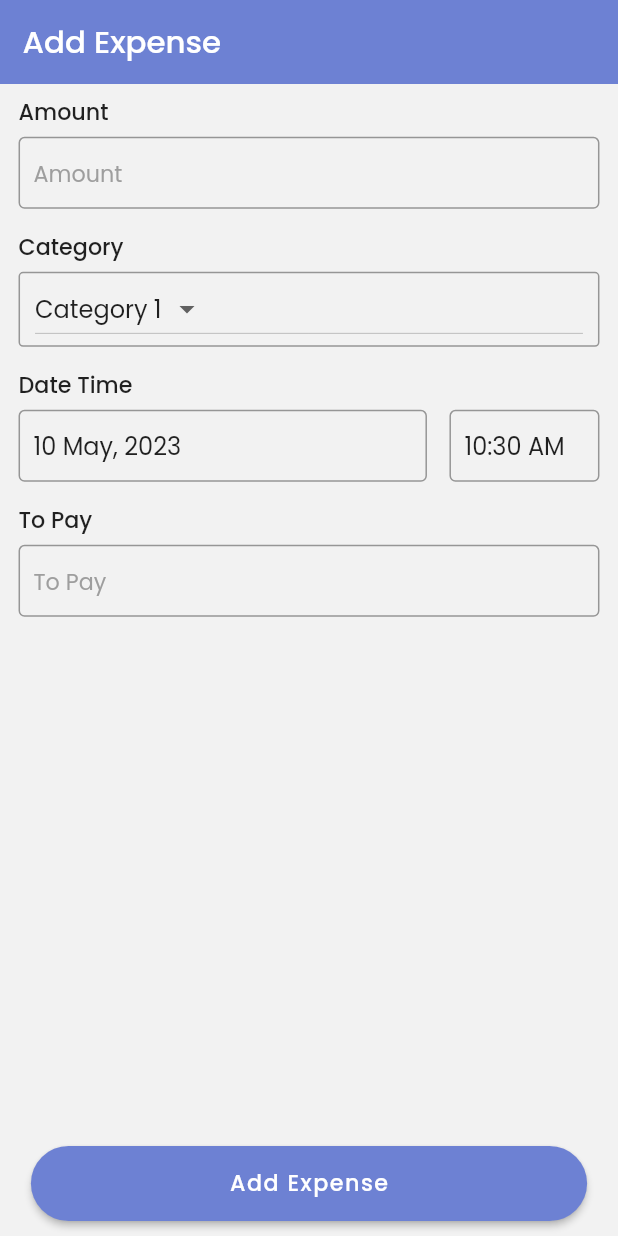
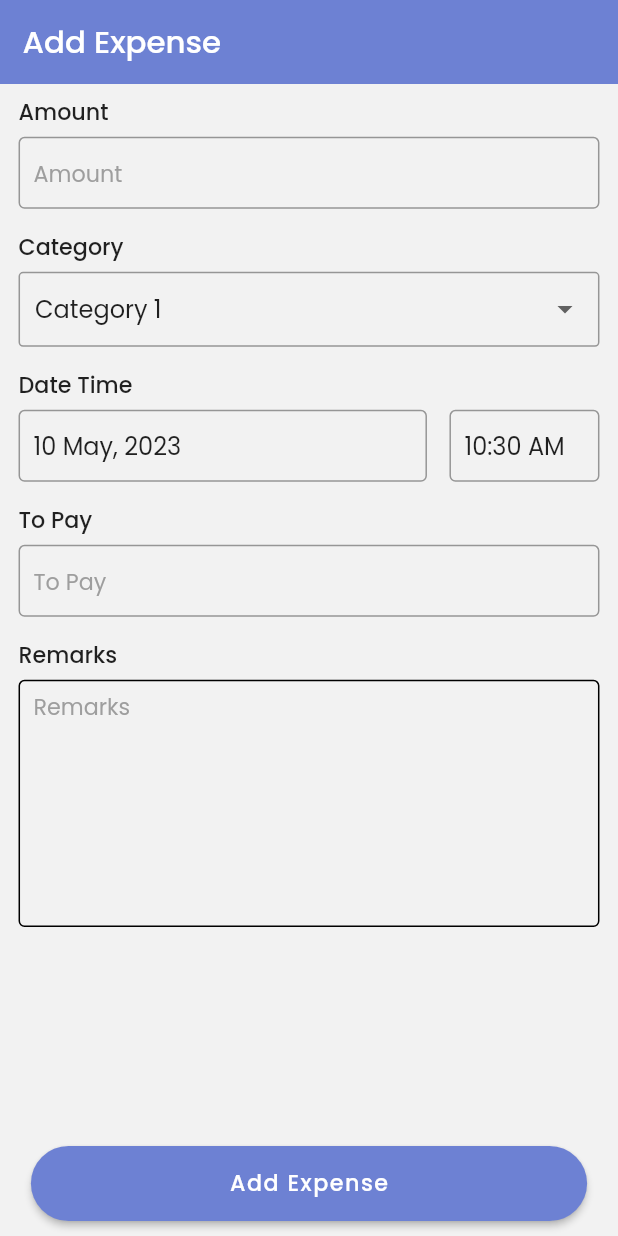
Before and after one commit to sweta-feeltech/General-Expense-App, a Flutter app: the AddExpenseScreen screen opened by its route, on a phone screen of 412 x 824 dp. Run offline on Flutter 3.47's test engine with Material 2 defaults, Android fonts, the phone set to English and light mode, and no system bars; drawn by our look-alikes of date_time_picker; our stand-ins replace accordion, cloud_firestore, flutter_svg, google_sign_in, image_picker and 3 more; missing offline and left inert: dart:ffi; accounts and stored records are empty; project files that could hold a hidden picture were left out.

Commit message:
10-05-2023 : Add Expense Screen Feild changes

```diff
--- a/lib/pages/Dashboard/add_expense_screen.dart
+++ b/lib/pages/Dashboard/add_expense_screen.dart
@@ -1,3 +1,5 @@
+import 'dart:ffi';
+
 import 'package:date_time_picker/date_time_picker.dart';
 import 'package:flutter/material.dart';
 import 'package:flutter_svg/svg.dart';
@@ -176,6 +178,7 @@ class _AddExpenseScreenState extends State<AddExpenseScreen> {
                           ),
                           borderRadius: BorderRadius.circular(3)),
                       padding: EdgeInsets.symmetric(horizontal: 10),
+                      child: DropdownButtonHideUnderline(
                         child: DropdownButton<String>(
                           value: _selectedOption,
                           onChanged: (newValue) {
@@ -192,7 +195,9 @@ class _AddExpenseScreenState extends State<AddExpenseScreen> {
                               ),
                             );
                           }).toList(),
+                          underline: null,
                         ),
+                      )
                     ),
                     const SizedBox(
                       height: 15,
@@ -319,6 +324,69 @@ class _AddExpenseScreenState extends State<AddExpenseScreen> {
                     ),
 
 
+                    Row(
+                      children: [
+                        Text("Remarks",
+                          overflow: TextOverflow.ellipsis,
+                          style: TextStyle(
+                              fontSize: main_Height * 0.018,
+                              fontWeight: FontWeight.w500),
+                        )
+                      ],
+                    ),
+                    const SizedBox(height: 5,),
+                    Container(
+                      height: main_Height * 0.2,
+                      child: TextFormField(
+                        // initialValue: "Remarks",
+                        // initialValue: "${getProfileModelData?.description == null ? appUserData?.description == null ?  "" : appUserData?.description : getProfileModelData?.description}",
+                        textAlignVertical: TextAlignVertical.top,
+                        keyboardType: TextInputType.multiline,
+                        expands: true,
+                        // textAlign: TextAlign.start,
+                        maxLines: null,
+                        // minLines: null,
+                        style: TextStyle(
+                          fontSize: main_Height * 0.022,
+                        ),
+                        // onSaved: (newValue) {
+                        //   description = newValue;
+                        // },
+                        // onChanged: (value){
+                        //   description = value;
+                        // },
+                        // validator: (value) {
+                        //   if (value == null || value.isEmpty) {
+                        //     return 'First Name can\'t be empty';
+                        //   }
+                        //   return null;
+                        // },
+                        decoration: InputDecoration(
+                          hintText: "Remarks",
+                          contentPadding:
+                          EdgeInsets.only(top: 5, bottom: 5, left: 10),
+                          // filled: true,
+                          enabledBorder: OutlineInputBorder(
+                          ),
+                          // fillColor: ,
+
+                          hintStyle:  TextStyle(
+                              color: Colors.grey,
+                              fontSize: main_Height * 0.018
+                          ),
+                          border: OutlineInputBorder(
+                            // borderSide:
+                            //     const BorderSide(color: Colors.transparent),
+                            // borderRadius: BorderRadius.circular(10)
+                          ),
+                        ),
+                      ),
+                    ),
+                    const SizedBox(
+                      height: 15,
+                    ),
+
+
 
                   ],
                 ),
```
Lines whose indentation alone changed are shown as unchanged.
